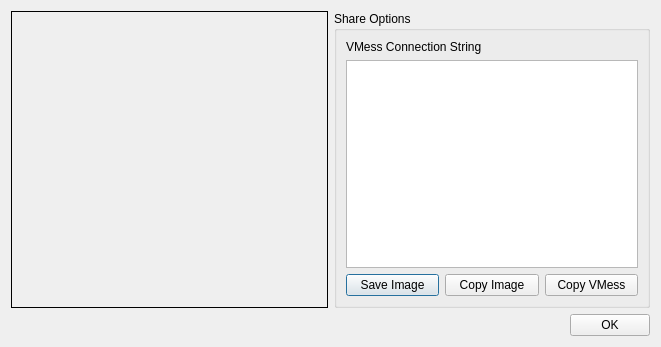
First picture: the form in src/ui/w_ExportConfig.ui, repository darsvador/qvssr, before the edit.
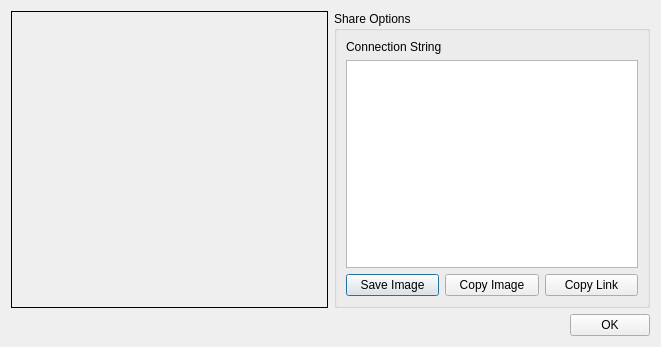
Second picture: the form after the edit. Icons and pictures are not drawn.

```diff
--- a/src/ui/w_ExportConfig.ui
+++ b/src/ui/w_ExportConfig.ui
@@ -48,7 +48,7 @@
       <item>
        <widget class="QLabel" name="label_3">
         <property name="text">
-         <string>VMess Connection String</string>
+         <string>Connection String</string>
         </property>
        </widget>
       </item>
@@ -78,7 +78,7 @@
         <item>
          <widget class="QPushButton" name="copyVMessBtn">
           <property name="text">
-           <string>Copy VMess</string>
+           <string>Copy Link</string>
           </property>
          </widget>
         </item>
```
